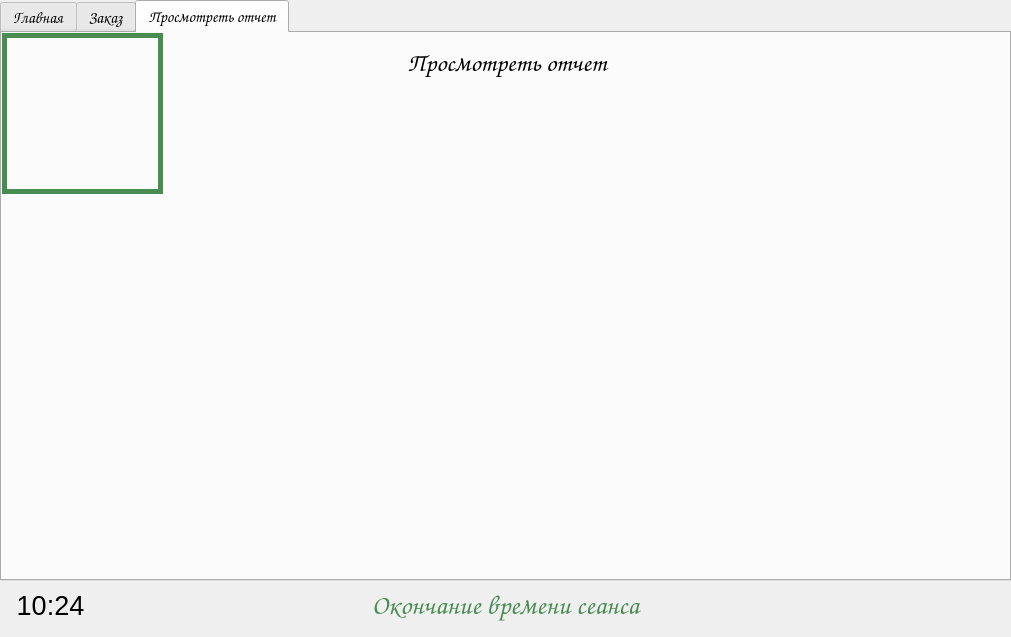
Above: window_ui/Laborant_main_window.ui from ingname/MedicalLaboratoryNo.20 before the change. Below: the same form after it.
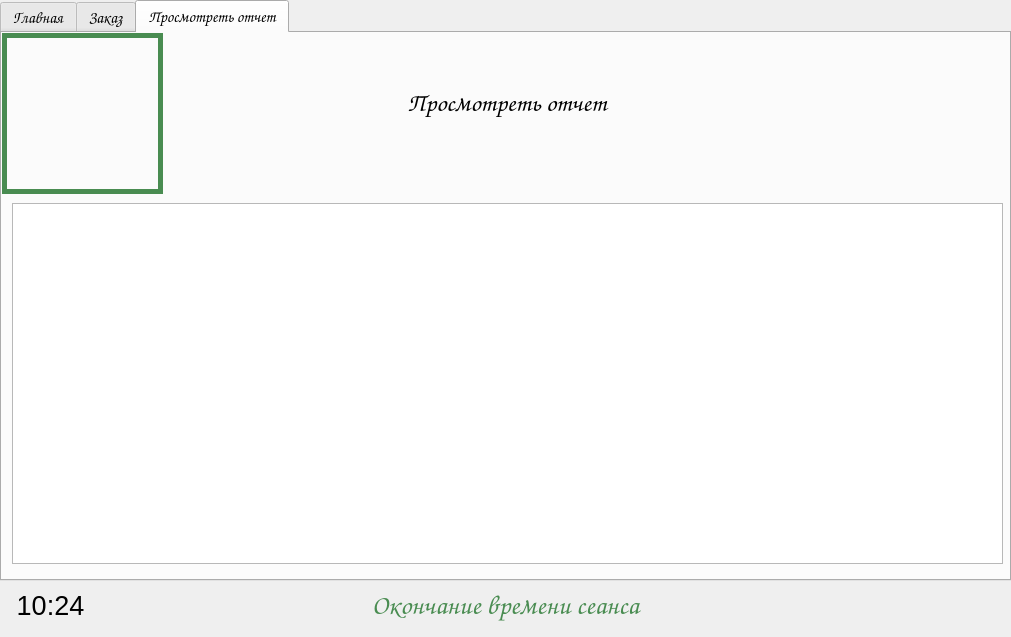
That is the form after the change. The open tabs and pages were chosen to show the change.

```diff
--- a/window_ui/Laborant_main_window.ui
+++ b/window_ui/Laborant_main_window.ui
@@ -592,7 +592,7 @@
      <property name="geometry">
       <rect>
        <x>370</x>
-       <y>0</y>
+       <y>40</y>
        <width>270</width>
        <height>60</height>
       </rect>
@@ -650,6 +650,24 @@
       <set>Qt::AlignCenter</set>
      </property>
     </widget>
+    <widget class="QTableView" name="tableView">
+     <property name="geometry">
+      <rect>
+       <x>10</x>
+       <y>170</y>
+       <width>991</width>
+       <height>361</height>
+      </rect>
+     </property>
+     <property name="font">
+      <font>
+       <pointsize>5</pointsize>
+      </font>
+     </property>
+     <property name="selectionBehavior">
+      <enum>QAbstractItemView::SelectItems</enum>
+     </property>
+    </widget>
    </widget>
   </widget>
   <widget class="QLabel" name="label_2">
```
Left out of the diff: 2 changed lines with no effect on the pictures.
